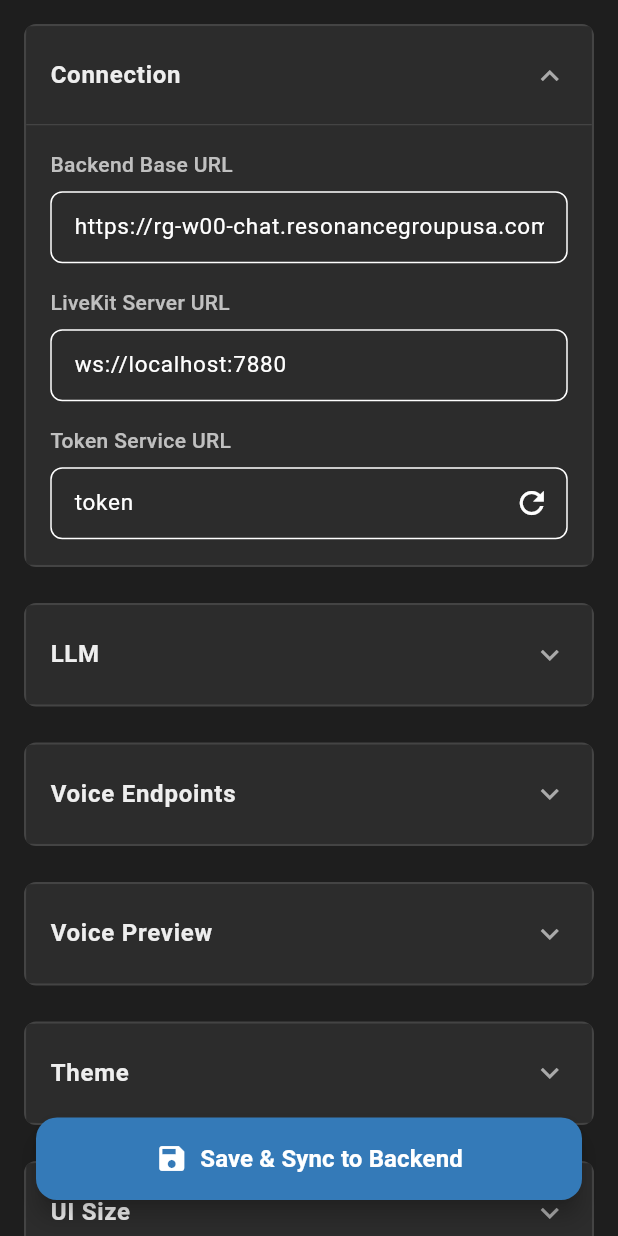
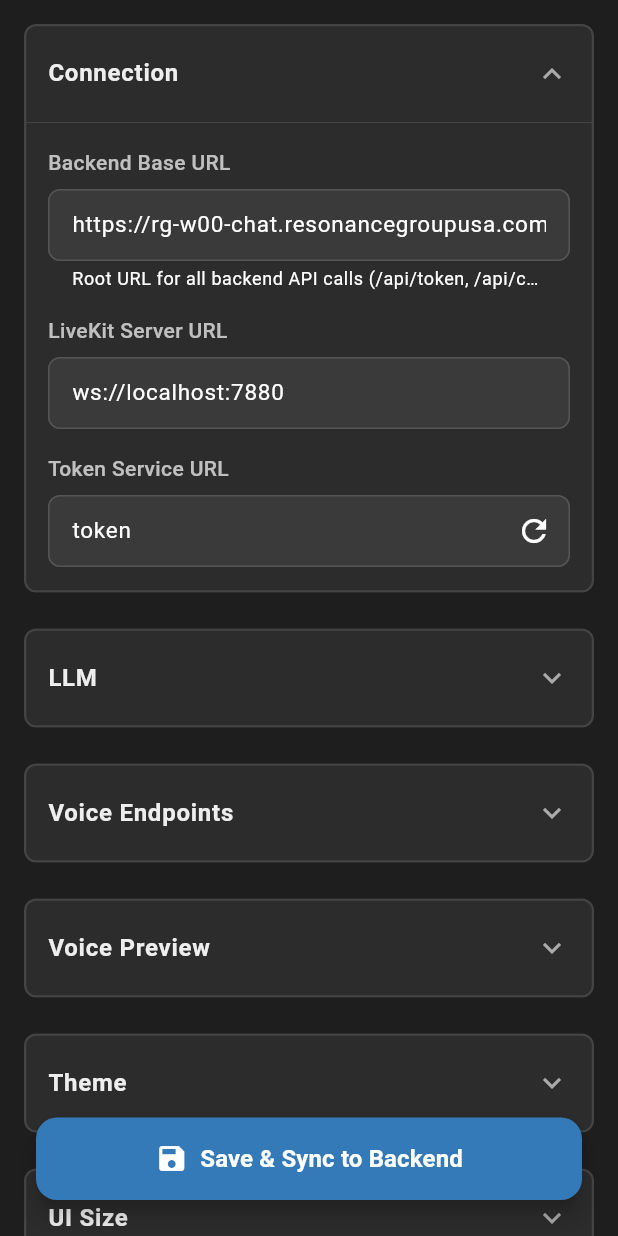
Before and after one commit to ResonanceGroup/VOX-UI, a Flutter app: the _SettingsBody widget shown alone on an empty page, opened directly, on a phone screen of 412 x 824 dp. Run offline on Flutter 3.47's test engine with Material 3 defaults, Android fonts, the phone set to English and light mode, and no system bars; our stand-ins replace audioplayers, go_router, package_info_plus, permission_handler, shared_preferences, webview_flutter; missing offline and left inert: audio_streamer, dart:html, dart:js, dart:ui_web, livekit_client; accounts and stored records are empty; network calls fail.

Commit message:
style(voxui): fix section card corners and text field backgrounds
CORNER RADIUS FIX:
  _Section now uses Card (not Container) for the accordion group boxes.
  Card.shape = RoundedRectangleBorder with side: BorderSide renders the
  border as part of the rounded path — corners now match the outer radius
  reliably on iOS Safari/CanvasKit. ExpansionTile background set to
  Colors.transparent so Card background shows through uniformly.

TEXT FIELD BACKGROUNDS:
  _field helper: filled=true, fillColor #3A3A3A (dark) / #FFFFFF (light),
  explicit enabledBorder (#555/#CCC) and focusedBorder (primaryBlue 2px).
  Theme-level inputDecorationTheme added to both dark and light ThemeData
  so all other TextFields (preview, voice section, profile bottom sheet)
  pick up consistent fill and border colors automatically.

```diff
--- a/frontend/lib/Views/settings_view.dart
+++ b/frontend/lib/Views/settings_view.dart
@@ -668,11 +668,32 @@ class _SettingsBodyState extends State<_SettingsBody> {
         TextField(
           controller: ctrl,
           obscureText: obscure,
-          style: TextStyle(fontSize: 15 * scale),
+          style: TextStyle(
+            fontSize: 15 * scale,
+            color: isDark ? Colors.white : Colors.black87,
+          ),
           decoration: InputDecoration(
             hintText: hint,
+            helperText: helperText,
             suffixIcon: suffix,
-            border: OutlineInputBorder(borderRadius: BorderRadius.circular(8 * scale)),
+            filled: true,
+            fillColor: isDark ? const Color(0xFF3A3A3A) : Colors.white,
+            border: OutlineInputBorder(
+              borderRadius: BorderRadius.circular(8 * scale),
+              borderSide: BorderSide(
+                color: isDark ? const Color(0xFF555555) : const Color(0xFFCCCCCC),
+              ),
+            ),
+            enabledBorder: OutlineInputBorder(
+              borderRadius: BorderRadius.circular(8 * scale),
+              borderSide: BorderSide(
+                color: isDark ? const Color(0xFF555555) : const Color(0xFFCCCCCC),
+              ),
+            ),
+            focusedBorder: OutlineInputBorder(
+              borderRadius: BorderRadius.circular(8 * scale),
+              borderSide: BorderSide(color: AppColors.primaryBlue, width: 2),
+            ),
             contentPadding: EdgeInsets.symmetric(
                 horizontal: 12 * scale, vertical: 12 * scale),
           ),
@@ -704,11 +725,15 @@ class _Section extends StatelessWidget {
     final headerText   = isDark ? const Color(0xFFEEEEEE) : const Color(0xFF333333);
     final chevronColor = isDark ? const Color(0xFFAAAAAA) : const Color(0xFF666666);
 
-    return Container(
-      decoration: BoxDecoration(
-        color: cardBg,
+    // Card gives reliable rounded-corner clipping on all platforms (incl. iOS Safari).
+    // Shape border draws the outline as part of the rounded path so corners match exactly.
+    return Card(
+      margin: EdgeInsets.zero,
+      elevation: 0,
+      color: cardBg,
+      shape: RoundedRectangleBorder(
         borderRadius: BorderRadius.circular(8 * scale),
-        border: Border.all(color: borderColor, width: 1.5),
+        side: BorderSide(color: borderColor, width: 1.5),
       ),
       clipBehavior: Clip.antiAlias,
       child: Theme(
@@ -718,8 +743,9 @@ class _Section extends StatelessWidget {
           initiallyExpanded: initiallyExpanded,
           tilePadding: EdgeInsets.symmetric(
               horizontal: 16 * scale, vertical: 4 * scale),
-          backgroundColor: cardBg,
-          collapsedBackgroundColor: cardBg,
+          // Transparent lets Card background show through consistently
+          backgroundColor: Colors.transparent,
+          collapsedBackgroundColor: Colors.transparent,
           iconColor: chevronColor,
           collapsedIconColor: chevronColor,
           title: Text(title, style: TextStyle(
```
Also changed, not shown: frontend/lib/Views/theme_manager.dart (+40 -0 lines).
